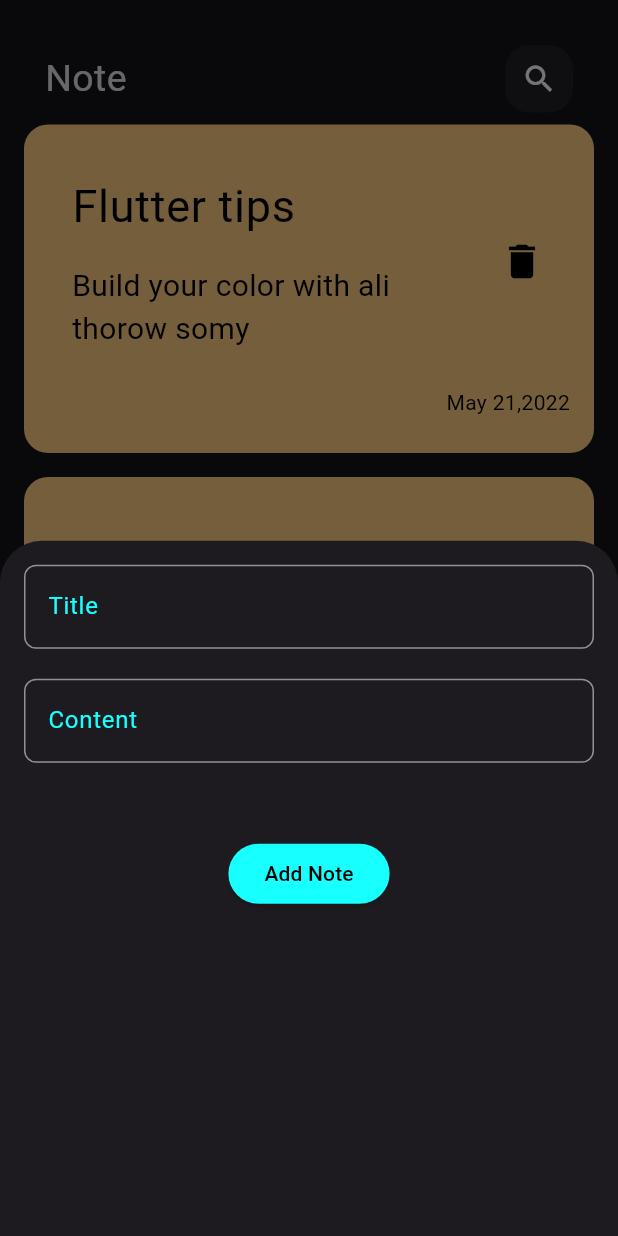
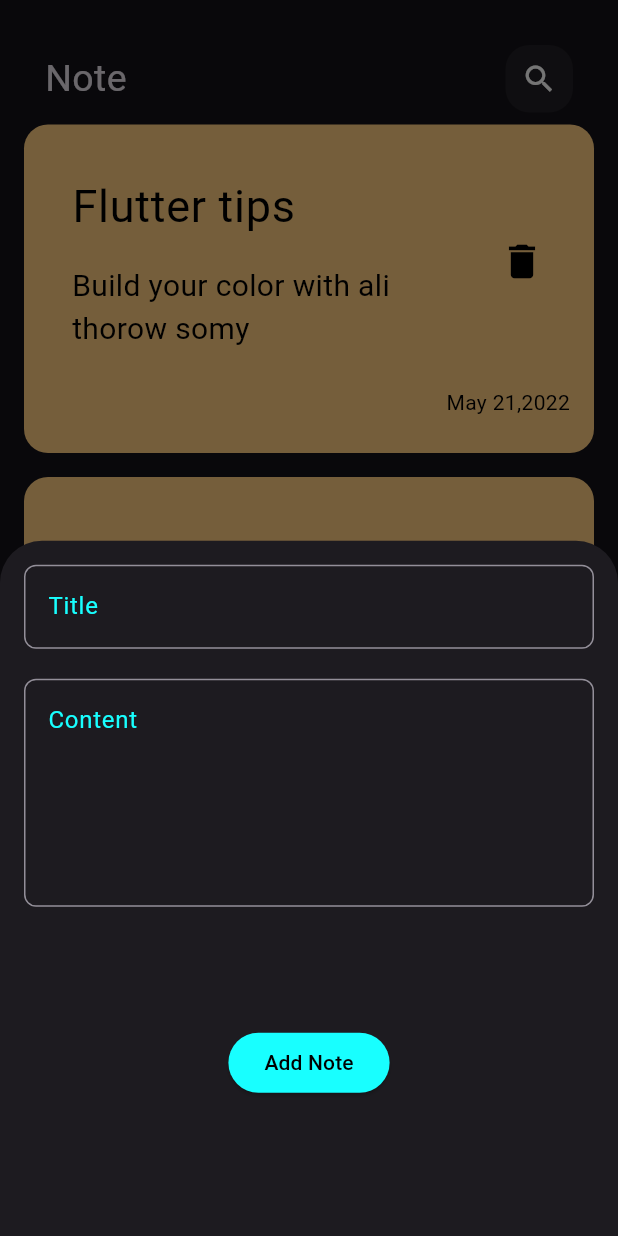
Before and after one commit to aaaameen/nots_app, a Flutter app: the screen it shows after launch, after a tap on the "add" icon, on a phone screen of 412 x 824 dp. Run offline on Flutter 3.47's test engine with Material 3 defaults, Android fonts, the phone set to English and light mode, and no system bars.

Commit message:
add textfeld to bottomsheet

```diff
--- /dev/null
+++ b/lib/constant.dart
@@ -0,0 +1,4 @@
+
+import 'package:flutter/material.dart';
+
+const kprimarycolor= Colors.cyanAccent;
--- a/lib/view/note_view.dart
+++ b/lib/view/note_view.dart
@@ -1,4 +1,6 @@
 import 'package:flutter/material.dart';
+import 'package:note_app/view/note_view.dart';
+import 'package:note_app/view/widgets/custombuttomsheet.dart';
 import 'package:note_app/view/widgets/noteviewbody.dart';
 class NoteView extends StatelessWidget {
   const NoteView({super.key});
@@ -7,51 +9,12 @@ class NoteView extends StatelessWidget {
   Widget build(BuildContext context) {
     return Scaffold(
       body:noteviewbody(),
-      floatingActionButton: FloatingActionButton(onPressed: (){
+      floatingActionButton: FloatingActionButton( onPressed: (){
 
         showModalBottomSheet(context: context, builder: (context){
           return addnotebuttomsheet();
         });
-      },child: Icon(Icons.add),),
+      },child: Icon(Icons.add)),
     );
   }
 }
-
-
-class addnotebuttomsheet extends StatelessWidget {
-  const addnotebuttomsheet({super.key});
-
-  @override
-  Widget build(BuildContext context) {
-    return Padding(
-      padding: const EdgeInsets.all(16),
-      child: Column(
-        children: [
-          TextFormField(
-            decoration: InputDecoration(
-                border: OutlineInputBorder(
-                    borderRadius: BorderRadius.circular(8)
-                ),
-              hintText: 'Title',
-              hintStyle:TextStyle(color: Colors.cyanAccent)
-            ),
-          ),
-          SizedBox(height: 20,),
-          TextFormField(
-            decoration: InputDecoration(
-                border: OutlineInputBorder(
-
-                    borderRadius: BorderRadius.circular(8)
-                ),
-                hintText: 'Content',
-                hintStyle:TextStyle(color: Colors.cyanAccent)
-            ),
-          ),
-          SizedBox(height: 50,),
-
-          ElevatedButton(onPressed: (){}, child: Text('Add Note'),style: ElevatedButton.styleFrom(backgroundColor: Colors.cyanAccent,foregroundColor: Colors.black),)
-        ],
-      ),
-    );
-  }
-}
--- a/lib/view/widgets/custombuttomsheet.dart
+++ b/lib/view/widgets/custombuttomsheet.dart
@@ -1 +1,29 @@
 import 'package:flutter/material.dart';
+import 'package:note_app/constant.dart';
+import 'package:note_app/view/widgets/customtextfield.dart';
+
+class addnotebuttomsheet extends StatelessWidget {
+  const addnotebuttomsheet({super.key});
+  @override
+  Widget build(BuildContext context) {
+    return Padding(
+      padding: const EdgeInsets.all(16),
+      child: Column(
+        children: [
+          Customtextfield(title: 'Title',),
+          SizedBox(height: 20),
+          Customtextfield(title: 'Content',maxlint: 5,),
+          SizedBox(height: 80),
+          ElevatedButton(
+            onPressed: () {},
+            child: Text('Add Note'),
+            style: ElevatedButton.styleFrom(
+              backgroundColor: kprimarycolor,
+              foregroundColor: Colors.black,
+            ),
+          ),
+        ],
+      ),
+    );
+  }
+}
--- /dev/null
+++ b/lib/view/widgets/customtextfield.dart
@@ -0,0 +1,21 @@
+import 'package:flutter/material.dart';
+import 'package:note_app/constant.dart';
+
+class Customtextfield extends StatelessWidget {
+   Customtextfield({super.key,required this.title,this.maxlint=1});
+String title;
+int maxlint;
+  @override
+  Widget build(BuildContext context) {
+    return TextFormField(
+      maxLines: maxlint,
+      decoration: InputDecoration(
+          border: OutlineInputBorder(
+              borderRadius: BorderRadius.circular(8)
+          ),
+          hintText: title,
+          hintStyle:TextStyle(color: kprimarycolor)
+      ),
+    );
+  }
+}
```
